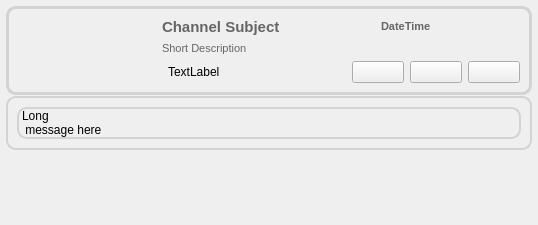
This is retroshare-gui/src/gui/feeds/ChanMsgItem.ui in RetroShare/RetroShare as Qt 5 draws it before an edit. The edited form follows.
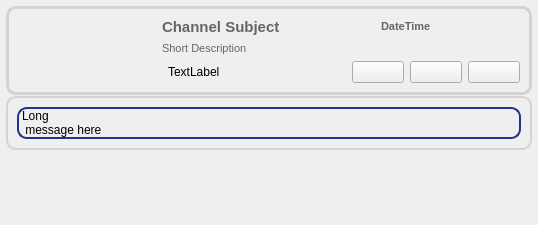
This is the edited form. Icons and pictures are not drawn.

Commit message: enabled word wrap for Channel Description in ChanneMsgItem

The edit to the form file:
```diff
--- a/retroshare-gui/src/gui/feeds/ChanMsgItem.ui
+++ b/retroshare-gui/src/gui/feeds/ChanMsgItem.ui
@@ -301,7 +301,7 @@
          </sizepolicy>
         </property>
         <property name="styleSheet">
-         <string notr="true">QLabel#msgLabel{border: 2px solid #D3D3D3;
+         <string notr="true">QLabel#msgLabel{border: 2px solid #238;
 border-radius: 10px;}</string>
         </property>
         <property name="text">
```
Left out of the diff: 5 changed lines with no effect on the pictures. The commit also changes 1 other file.
